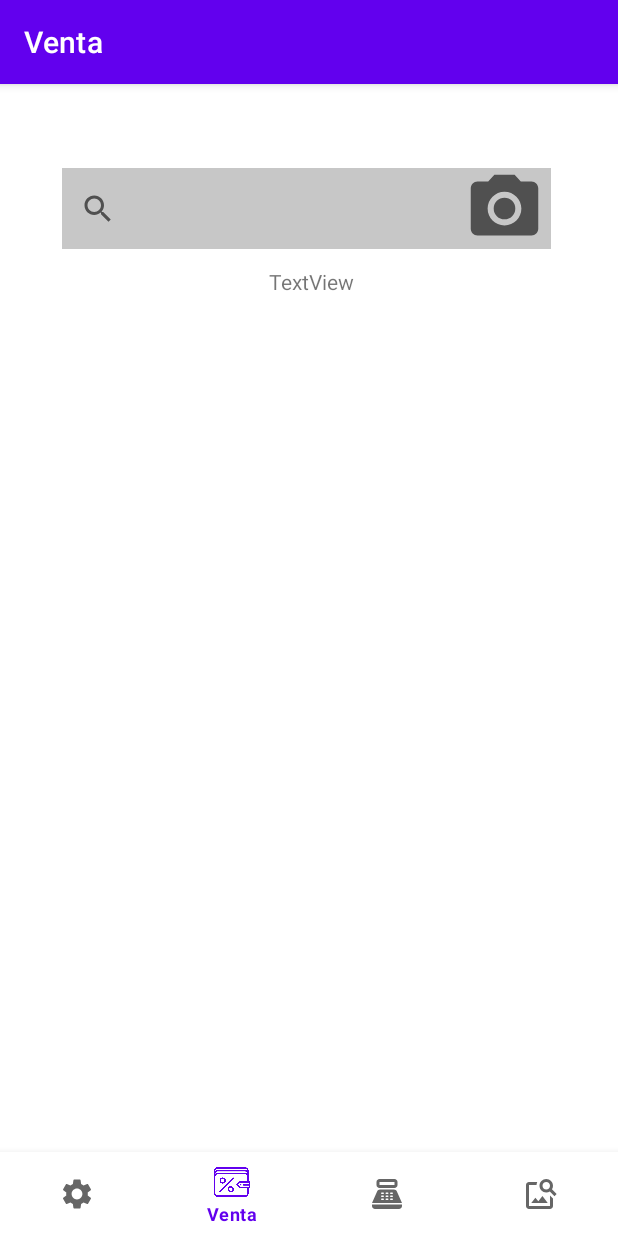
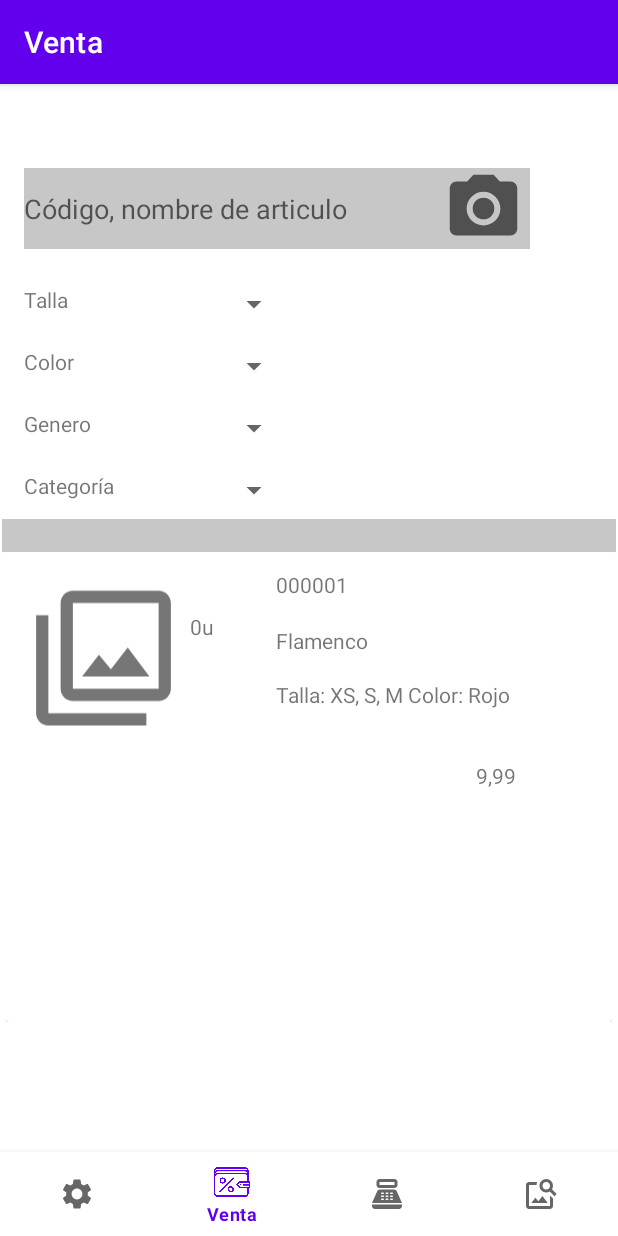
Before and after one commit to Louistico/Matty, an Android app: the Menu screen opened directly, with no data from a screen before it, on a phone screen of 412 x 824 dp. Run offline under Robolectric (Android 15) with nearby library versions, the light colour scheme and no system bars; our stand-ins replace navigation-ui; libraries missing offline, so code that uses them is left out: com.google.zxing.integration; Roboto replaces fonts that are not available here.

Commit message:
Funcionalidad del Scanner y búsqueda del producto

```diff
--- a/app/src/main/java/com/example/matty/MainActivity.kt
+++ b/app/src/main/java/com/example/matty/Login.kt
@@ -3,16 +3,15 @@ package com.example.matty
 import android.content.Intent
 import androidx.appcompat.app.AppCompatActivity
 import android.os.Bundle
-import android.view.Menu
 import android.view.View
 
 
-class MainActivity : AppCompatActivity() {
+class Login : AppCompatActivity() {
 
 
     override fun onCreate(savedInstanceState: Bundle?) {
         super.onCreate(savedInstanceState)
-        setContentView(R.layout.activity_main)
+        setContentView(R.layout.activity_login)
 
 
     }
--- a/app/src/main/java/com/example/matty/Menu.kt
+++ b/app/src/main/java/com/example/matty/Menu.kt
@@ -1,5 +1,6 @@
 package com.example.matty
 
+import android.content.Intent
 import android.os.Bundle
 import com.google.android.material.bottomnavigation.BottomNavigationView
 import androidx.appcompat.app.AppCompatActivity
@@ -32,4 +33,8 @@ class Menu : AppCompatActivity() {
         setupActionBarWithNavController(navController, appBarConfiguration)
         navView.setupWithNavController(navController)
     }
+
+    override fun onActivityResult(requestCode: Int, resultCode: Int, data: Intent?) {
+        super.onActivityResult(requestCode, resultCode, data)
+    }
 }
--- /dev/null
+++ b/app/src/main/java/com/example/matty/Scanner.kt
@@ -0,0 +1,22 @@
+package com.example.matty
+
+import androidx.appcompat.app.AppCompatActivity
+
+import android.os.Bundle
+import com.example.matty.databinding.ScannerBinding
+import com.google.zxing.integration.android.IntentIntegrator
+
+class Scanner : AppCompatActivity() {
+    private lateinit var binding: ScannerBinding
+
+    override fun onCreate(savedInstanceState: Bundle?) {
+        super.onCreate(savedInstanceState)
+
+        binding= ScannerBinding.inflate(layoutInflater)
+        setContentView(binding.root)
+        binding.btnScan.setOnClickListener{ initScanner()}
+    }
+    private fun initScanner(){
+        IntentIntegrator(this).initiateScan()
+    }
+}
--- /dev/null
+++ b/app/src/main/java/com/example/matty/ui/sale/SaleAdapter.kt
@@ -0,0 +1,109 @@
+package com.example.matty.ui.sale
+
+import android.view.LayoutInflater
+import android.view.View
+import android.view.ViewGroup
+import android.widget.ImageView
+import android.widget.TextView
+import androidx.recyclerview.widget.RecyclerView
+import com.example.matty.R
+
+class SaleAdapter  : RecyclerView.Adapter<SaleAdapter.ViewHolder>() {
+
+    private val kode = arrayOf(
+        "000001",
+        "000002",
+        "000003",
+        "000004",
+        "000005",
+    )
+
+    private val name = arrayOf(
+        "Flamenco",
+        "Torero",
+        "Payaso",
+        "Ratón",
+        "Bruja"
+    )
+
+    private val description = arrayOf(
+        "Talla: XS, S, M Color: Rojo",
+        "Talla: XS Color: Negro",
+        "Talla: M Color: Unicolor",
+        "Talla: XS, S, M Color: Gris",
+        "Talla: S Color: Purpura ¡Oferta!",
+    )
+
+    private val unidades = arrayOf(
+        "0u",
+        "1u",
+        "1u",
+        "0u",
+        "4u"
+    )
+
+    private val precio = arrayOf(
+        "9,99",
+        "15,80",
+        "20,00",
+        "14,50",
+        "8,00",
+
+        )
+
+    private val foto = arrayOf(
+        R.drawable.ic_baseline_filter_24,
+        R.drawable.ic_baseline_filter_none_24,
+        R.drawable.ic_baseline_filter_24,
+        R.drawable.ic_baseline_filter_none_24,
+        R.drawable.ic_baseline_filter_24,
+
+
+        )
+
+    class ViewHolder(itemView: View) : RecyclerView.ViewHolder(itemView){
+
+        var itemcode: TextView
+        var itemnamee : TextView
+        var itemdescription : TextView
+        var itemunit : TextView
+        var itemprecio : TextView
+        var itempic : ImageView
+
+        init {
+
+            itemcode = itemView.findViewById(R.id.codArt)
+            itemnamee = itemView.findViewById(R.id.nameArt)
+            itemdescription = itemView.findViewById(R.id.descriptionArt)
+            itemunit = itemView.findViewById(R.id.uniArt)
+            itemprecio = itemView.findViewById(R.id.priceArt)
+            itempic = itemView.findViewById(R.id.fotoArt)
+
+
+        }
+
+    }
+
+    override fun onCreateViewHolder(viewGroup: ViewGroup, i : Int): ViewHolder {
+        val v = LayoutInflater.from(viewGroup.context).inflate(R.layout.listelement, viewGroup, false)
+        return ViewHolder(v)
+    }
+
+    override fun onBindViewHolder(viewHolder: ViewHolder, i: Int) {
+        viewHolder.itemcode.text = kode[i]
+        viewHolder.itemnamee.text = name[i]
+        viewHolder.itemdescription.text = description[i]
+        viewHolder.itemunit.text = unidades[i]
+        viewHolder.itemprecio.text = precio[i]
+        viewHolder.itempic.setImageResource(foto[i])
+
+
+
+    }
+
+    override fun getItemCount(): Int {
+        return kode.size
+    }
+
+
+}
--- a/app/src/main/java/com/example/matty/ui/sale/SaleFragment.kt
+++ b/app/src/main/java/com/example/matty/ui/sale/SaleFragment.kt
@@ -8,12 +8,20 @@ import android.view.ViewGroup
 import android.widget.Toast
 import androidx.fragment.app.Fragment
 import androidx.lifecycle.ViewModelProvider
+import androidx.recyclerview.widget.LinearLayoutManager
+import androidx.recyclerview.widget.RecyclerView
 import com.example.matty.databinding.FragmentSaleBinding
 import com.google.zxing.integration.android.IntentIntegrator
 
 class SaleFragment : Fragment() {
 
+
+
     private var _binding: FragmentSaleBinding? = null
+
+    //Recycler
+    private var layoutManager: RecyclerView.LayoutManager? = null
+    private var adapter: RecyclerView.Adapter<SaleAdapter.ViewHolder>? = null
 
     // This property is only valid between onCreateView and
     // onDestroyView.
@@ -24,25 +32,51 @@ class SaleFragment : Fragment() {
         container: ViewGroup?,
         savedInstanceState: Bundle?
     ): View {
+
+
+
         //Añadir función de escaner a un botón
         val bind = FragmentSaleBinding.inflate(layoutInflater)
         bind.camsc.setOnClickListener {
             escanear()
+
+
         }
+        bind.recycl.apply {
+            layoutManager = LinearLayoutManager(activity)
+            adapter = SaleAdapter()
+        }
+
         //Menú
         val homeViewModel =
             ViewModelProvider(this).get(SaleViewModel::class.java)
 
 
-        val dashboardViewModel =
-            ViewModelProvider(this).get(SaleViewModel::class.java)
-
         _binding = FragmentSaleBinding.inflate(inflater, container, false)
         val root: View = binding.root
 
 
-        return root
+        /*val textView: TextView = binding.textHome
+        homeViewModel.text.observe(viewLifecycleOwner) {
+             textView.text = it
+         }*/
+
+        return bind.root
+
+
+
+
+
+
+
     }
+
+    override fun onViewCreated(itemView: View, savedInstanceState: Bundle?) {
+
+        super.onViewCreated(itemView, savedInstanceState)
+
+    }
+
     override fun onActivityResult(requestCode: Int, resultCode: Int, data: Intent?) {
 
 
@@ -77,10 +111,12 @@ class SaleFragment : Fragment() {
 
     }
 
+
     override fun onDestroyView() {
         super.onDestroyView()
         _binding = null
     }
+
     fun escanear() {
 
         val intentIntegrator = IntentIntegrator.forSupportFragment(this)
@@ -92,4 +128,5 @@ class SaleFragment : Fragment() {
         intentIntegrator.initiateScan()
     }
 
+
 }
--- /dev/null
+++ b/app/src/main/res/drawable/ic_baseline_filter_24.xml
@@ -0,0 +1,10 @@
+<vector xmlns:android="http://schemas.android.com/apk/res/android"
+    android:width="24dp"
+    android:height="24dp"
+    android:viewportWidth="24"
+    android:viewportHeight="24"
+    android:tint="?attr/colorControlNormal">
+  <path
+      android:fillColor="@android:color/white"
+      android:pathData="M15.96,10.29l-2.75,3.54 -1.96,-2.36L8.5,15h11l-3.54,-4.71zM3,5L1,5v16c0,1.1 0.9,2 2,2h16v-2L3,21L3,5zM21,1L7,1c-1.1,0 -2,0.9 -2,2v14c0,1.1 0.9,2 2,2h14c1.1,0 2,-0.9 2,-2L23,3c0,-1.1 -0.9,-2 -2,-2zM21,17L7,17L7,3h14v14z"/>
+</vector>
--- /dev/null
+++ b/app/src/main/res/drawable/ic_baseline_filter_none_24.xml
@@ -0,0 +1,10 @@
+<vector xmlns:android="http://schemas.android.com/apk/res/android"
+    android:width="24dp"
+    android:height="24dp"
+    android:viewportWidth="24"
+    android:viewportHeight="24"
+    android:tint="?attr/colorControlNormal">
+  <path
+      android:fillColor="@android:color/white"
+      android:pathData="M3,5L1,5v16c0,1.1 0.9,2 2,2h16v-2L3,21L3,5zM21,1L7,1c-1.1,0 -2,0.9 -2,2v14c0,1.1 0.9,2 2,2h14c1.1,0 2,-0.9 2,-2L23,3c0,-1.1 -0.9,-2 -2,-2zM21,17L7,17L7,3h14v14z"/>
+</vector>
--- a/app/src/main/res/layout/activity_main.xml
+++ b/app/src/main/res/layout/activity_login.xml
@@ -4,7 +4,7 @@
     xmlns:tools="http://schemas.android.com/tools"
     android:layout_width="match_parent"
     android:layout_height="match_parent"
-    tools:context=".MainActivity">
+    tools:context=".Login">
 
     <TextView
         android:id="@+id/editTitulo"
--- a/app/src/main/res/layout/fragment_sale.xml
+++ b/app/src/main/res/layout/fragment_sale.xml
@@ -2,41 +2,154 @@
 <androidx.constraintlayout.widget.ConstraintLayout xmlns:android="http://schemas.android.com/apk/res/android"
     xmlns:app="http://schemas.android.com/apk/res-auto"
     xmlns:tools="http://schemas.android.com/tools"
+    android:id="@+id/linearfragment"
+    android:orientation="vertical"
     android:layout_width="match_parent"
     android:layout_height="match_parent"
-    tools:context=".ui.sale.SaleFragment">
+    tools:context=".ui.sale.SaleFragment"
+    >
 
-    <TextView
-        android:id="@+id/textHome"
-        android:layout_width="wrap_content"
-        android:layout_height="wrap_content"
-        android:layout_marginTop="66dp"
-        android:layout_marginEnd="176dp"
-        android:text="TextView"
+    <androidx.recyclerview.widget.RecyclerView
+        android:id="@+id/recycl"
+        android:layout_width="404dp"
+        android:layout_height="313dp"
+        android:layout_marginStart="4dp"
+        app:layout_constraintStart_toStartOf="parent"
+        app:layout_constraintTop_toBottomOf="@+id/linearLayout" />
+
+    <androidx.constraintlayout.widget.ConstraintLayout
+        android:id="@+id/constraintLayout"
+        android:layout_width="match_parent"
+        android:layout_height="54dp"
         app:layout_constraintEnd_toEndOf="parent"
-        app:layout_constraintTop_toTopOf="@+id/searchView" />
+        app:layout_constraintStart_toStartOf="parent"
+        app:layout_constraintTop_toTopOf="parent">
 
-    <SearchView
-        android:id="@+id/searchView"
-        android:layout_width="264dp"
-        android:layout_height="54dp"
+        <EditText
+            android:id="@+id/editTextTextPersonName"
+            android:layout_width="275dp"
+            android:layout_height="0dp"
+            android:layout_marginStart="16dp"
             android:background="#51515151"
-        app:layout_constraintEnd_toEndOf="parent"
-        app:layout_constraintHorizontal_bias="0.278"
+            android:ems="10"
+            android:hint="Código, nombre de articulo"
+            android:inputType="textPersonName"
+            app:layout_constraintBottom_toBottomOf="parent"
             app:layout_constraintStart_toStartOf="parent"
-        app:layout_constraintTop_toTopOf="parent" />
+            app:layout_constraintTop_toTopOf="parent"
+            app:layout_constraintVertical_bias="0.0" />
 
         <ImageView
             android:id="@+id/camsc"
             android:layout_width="62dp"
             android:layout_height="54dp"
+            android:layout_gravity="top|end"
             android:background="#51515151"
             android:src="@drawable/ic_baseline_camera_alt_24"
-        app:layout_constraintBottom_toBottomOf="parent"
-        app:layout_constraintEnd_toEndOf="parent"
-        app:layout_constraintHorizontal_bias="0.0"
-        app:layout_constraintStart_toEndOf="@+id/searchView"
+            app:layout_constraintStart_toEndOf="@+id/editTextTextPersonName"
             app:layout_constraintTop_toTopOf="parent"
-        app:layout_constraintVertical_bias="0.0"
             tools:src="@android:drawable/ic_menu_camera" />
     </androidx.constraintlayout.widget.ConstraintLayout>
+
+    <androidx.constraintlayout.widget.ConstraintLayout
+        android:id="@+id/constraintLayout2"
+        android:layout_width="match_parent"
+        android:layout_height="164dp"
+        android:layout_marginTop="16dp"
+        app:layout_constraintEnd_toEndOf="parent"
+        app:layout_constraintHorizontal_bias="1.0"
+        app:layout_constraintStart_toStartOf="parent"
+        app:layout_constraintTop_toBottomOf="@+id/constraintLayout">
+
+        <Spinner
+            android:id="@+id/spinner2"
+            android:layout_width="100dp"
+            android:layout_height="25dp"
+            android:layout_marginStart="16dp"
+            android:layout_marginTop="16dp"
+            android:contentDescription="carnaval"
+            app:layout_constraintStart_toEndOf="@+id/textView"
+            app:layout_constraintTop_toBottomOf="@+id/spinner" />
+
+        <TextView
+            android:id="@+id/textHome"
+            android:layout_width="61dp"
+            android:layout_height="25dp"
+            android:layout_marginStart="16dp"
+            android:layout_marginTop="8dp"
+            android:text="Talla"
+            app:layout_constraintStart_toStartOf="parent"
+            app:layout_constraintTop_toTopOf="parent" />
+
+        <TextView
+            android:id="@+id/textView"
+            android:layout_width="61dp"
+            android:layout_height="25dp"
+            android:layout_marginStart="16dp"
+            android:layout_marginTop="16dp"
+            android:text="Color"
+            app:layout_constraintStart_toStartOf="parent"
+            app:layout_constraintTop_toBottomOf="@+id/textHome" />
+
+        <TextView
+            android:id="@+id/textView2"
+            android:layout_width="61dp"
+            android:layout_height="25dp"
+            android:layout_marginStart="16dp"
+            android:layout_marginTop="16dp"
+            android:text="Genero"
+            app:layout_constraintStart_toStartOf="parent"
+            app:layout_constraintTop_toBottomOf="@+id/textView" />
+
+        <TextView
+            android:id="@+id/textView3"
+            android:layout_width="61dp"
+            android:layout_height="25dp"
+            android:layout_marginStart="16dp"
+            android:layout_marginTop="16dp"
+            android:text="Categoría"
+            app:layout_constraintStart_toStartOf="parent"
+            app:layout_constraintTop_toBottomOf="@+id/textView2" />
+
+        <Spinner
+            android:id="@+id/spinner"
+            android:layout_width="100dp"
+            android:layout_height="25dp"
+            android:layout_marginStart="16dp"
+            android:layout_marginTop="8dp"
+            android:contentDescription="Carnaval"
+            app:layout_constraintStart_toEndOf="@+id/textHome"
+            app:layout_constraintTop_toTopOf="parent" />
+
+        <Spinner
+            android:id="@+id/spinner3"
+            android:layout_width="100dp"
+            android:layout_height="25dp"
+            android:layout_marginStart="16dp"
+            android:layout_marginTop="16dp"
+            android:contentDescription="carnaval"
+            app:layout_constraintStart_toEndOf="@+id/textView2"
+            app:layout_constraintTop_toBottomOf="@+id/spinner2" />
+
+        <Spinner
+            android:id="@+id/spinner4"
+            android:layout_width="100dp"
+            android:layout_height="25dp"
+            android:layout_marginStart="16dp"
+            android:layout_marginTop="16dp"
+            android:contentDescription="Carnaval"
+            app:layout_constraintStart_toEndOf="@+id/textView3"
+            app:layout_constraintTop_toBottomOf="@+id/spinner3" />
+    </androidx.constraintlayout.widget.ConstraintLayout>
+
+    <LinearLayout
+        android:id="@+id/linearLayout"
+        android:layout_width="409dp"
+        android:layout_height="22dp"
+        android:background="#51515151"
+        android:orientation="vertical"
+        app:layout_constraintEnd_toEndOf="parent"
+        app:layout_constraintStart_toStartOf="parent"
+        app:layout_constraintTop_toBottomOf="@+id/constraintLayout2"></LinearLayout>
+
+</androidx.constraintlayout.widget.ConstraintLayout>
--- /dev/null
+++ b/app/src/main/res/layout/listelement.xml
@@ -0,0 +1,87 @@
+<?xml version="1.0" encoding="utf-8"?>
+<androidx.cardview.widget.CardView xmlns:android="http://schemas.android.com/apk/res/android"
+    xmlns:app="http://schemas.android.com/apk/res-auto"
+    xmlns:tools="http://schemas.android.com/tools"
+    android:id="@+id/card"
+    cardCornerRadius="8dp"
+    contentPadding="10dp"
+    android:layout_width="match_parent"
+    android:layout_height="match_parent"
+    android:clickable="true"
+    android:foreground="?selectableItemBackground">
+
+    <RelativeLayout
+        android:layout_width="match_parent"
+        android:layout_height="177dp">
+
+        <androidx.constraintlayout.widget.ConstraintLayout
+            android:layout_width="match_parent"
+            android:layout_height="match_parent">
+
+            <TextView
+                android:id="@+id/uniArt"
+                android:layout_width="39dp"
+                android:layout_height="66dp"
+                android:layout_marginTop="40dp"
+                android:text="Unidades"
+                app:layout_constraintEnd_toStartOf="@+id/nameArt"
+                app:layout_constraintHorizontal_bias="0.872"
+                app:layout_constraintStart_toStartOf="parent"
+                app:layout_constraintTop_toTopOf="parent" />
+
+            <TextView
+                android:id="@+id/codArt"
+                android:layout_width="168dp"
+                android:layout_height="29dp"
+                android:layout_marginStart="180dp"
+                android:layout_marginTop="12dp"
+                android:text="Código Articulo"
+                app:layout_constraintStart_toStartOf="parent"
+                app:layout_constraintTop_toTopOf="parent" />
+
+            <TextView
+
+                android:id="@+id/descriptionArt"
+                android:layout_width="166dp"
+                android:layout_height="42dp"
+                android:layout_marginStart="180dp"
+                android:layout_marginTop="12dp"
+                android:text="Descripcion Articulo"
+                app:layout_constraintStart_toStartOf="parent"
+                app:layout_constraintTop_toBottomOf="@+id/nameArt" />
+
+            <TextView
+                android:id="@+id/nameArt"
+                android:layout_width="167dp"
+                android:layout_height="24dp"
+                android:layout_marginStart="180dp"
+                android:layout_marginTop="8dp"
+                android:text="Nombre Articulo"
+                app:layout_constraintStart_toStartOf="parent"
+                app:layout_constraintTop_toBottomOf="@+id/codArt" />
+
+            <TextView
+                android:id="@+id/priceArt"
+                android:layout_width="wrap_content"
+                android:layout_height="wrap_content"
+                android:layout_marginTop="12dp"
+                android:layout_marginEnd="64dp"
+                android:text="Precio"
+                app:layout_constraintEnd_toEndOf="parent"
+                app:layout_constraintTop_toBottomOf="@+id/descriptionArt" />
+
+            <ImageView
+                android:id="@+id/fotoArt"
+                android:layout_width="98dp"
+                android:layout_height="109dp"
+                android:alpha="0.9"
+                app:layout_constraintBottom_toBottomOf="parent"
+                app:layout_constraintEnd_toStartOf="@+id/uniArt"
+                app:layout_constraintHorizontal_bias="0.64"
+                app:layout_constraintStart_toStartOf="parent"
+                app:layout_constraintTop_toTopOf="parent"
+                app:layout_constraintVertical_bias="0.235"
+                tools:srcCompat="@tools:sample/avatars" />
+        </androidx.constraintlayout.widget.ConstraintLayout>
+    </RelativeLayout>
+</androidx.cardview.widget.CardView>
--- /dev/null
+++ b/app/src/main/res/layout/scanner.xml
@@ -0,0 +1,17 @@
+<?xml version="1.0" encoding="utf-8"?>
+<androidx.constraintlayout.widget.ConstraintLayout xmlns:android="http://schemas.android.com/apk/res/android"
+    xmlns:app="http://schemas.android.com/apk/res-auto"
+    xmlns:tools="http://schemas.android.com/tools"
+    android:layout_width="match_parent"
+    android:layout_height="match_parent">
+
+    <Button
+        android:id="@+id/btnScan"
+        android:layout_width="wrap_content"
+        android:layout_height="wrap_content"
+        android:text="Button"
+        app:layout_constraintBottom_toBottomOf="parent"
+        app:layout_constraintEnd_toEndOf="parent"
+        app:layout_constraintStart_toStartOf="parent"
+        app:layout_constraintTop_toTopOf="parent" />
+</androidx.constraintlayout.widget.ConstraintLayout>
```
Also changed, not shown: app/build.gradle (+7 -0 lines), app/src/main/AndroidManifest.xml (+11 -8 lines). Lines whose indentation alone changed are shown as unchanged.
